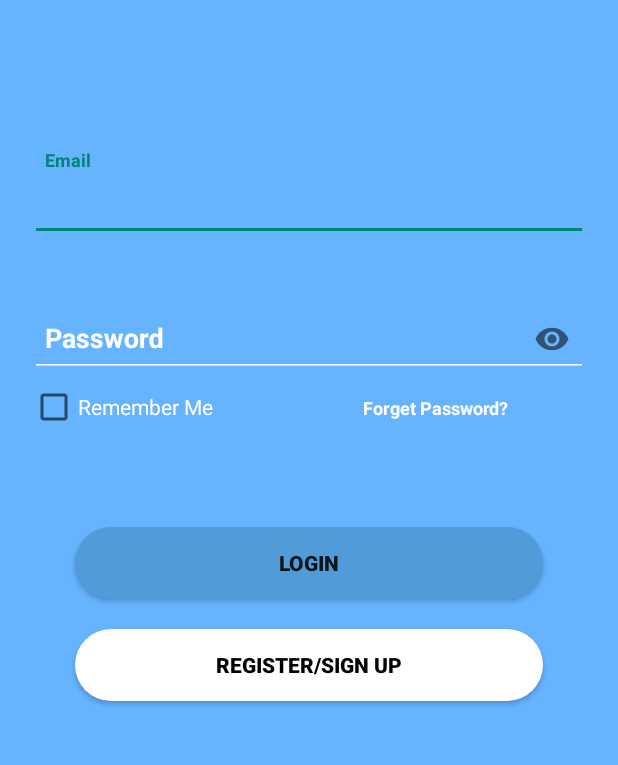
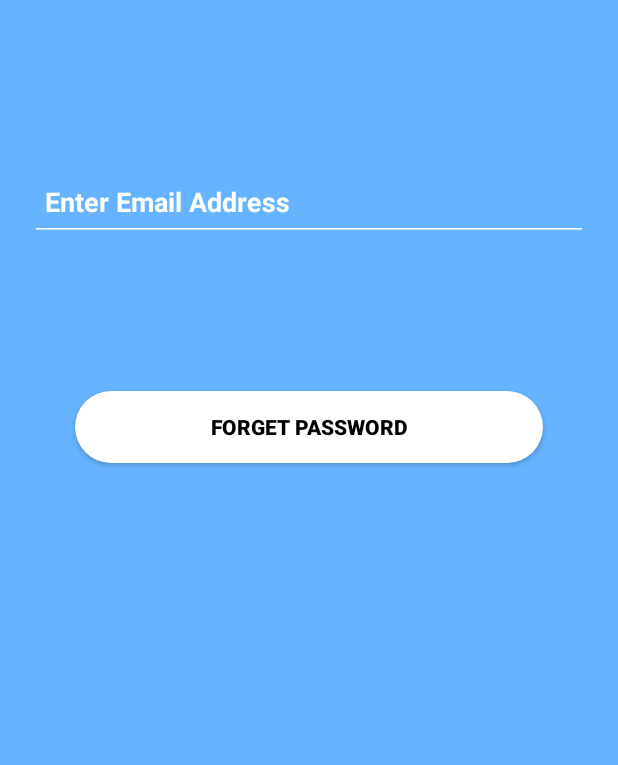
Before and after one commit to Karma8o1/FinalPrivate, an Android app: the screen it shows after launch (Log_sign), after a tap on "Forget Password?", on a phone screen of 412 x 824 dp, the part 225-990 px from its top. Run offline under Robolectric (Android 15) with nearby library versions, the phone set to English and light mode, and no system bars; our stand-ins replace Firebase (no records; nobody signed in at launch, a user with empty details on screens opened directly).

Commit message:
FINALIZING PROJECT

```diff
--- a/app/src/main/java/com/example/stc/Log_sign.java
+++ b/app/src/main/java/com/example/stc/Log_sign.java
@@ -24,14 +24,21 @@ public class Log_sign extends AppCompatActivity implements View.OnClickListener{
     private FirebaseAuth firebaseAuth;
     private ProgressDialog progressDialog;
     private Button signup;
-    private Button login;
+    private Button login,f_password;
     private TextView forget;
-    public CheckBox remember;
+    private CheckBox remember;
+    private EditText email,password,fmail;
+    private com.google.android.material.textfield.TextInputLayout pass,emails,fmails;
     @Override
     protected void onCreate(Bundle savedInstanceState) {
         super.onCreate(savedInstanceState);
         setContentView(R.layout.activity_log_sign);
         firebaseAuth = FirebaseAuth.getInstance();
+        email = (EditText)findViewById(R.id.username);
+        password = (EditText)findViewById(R.id.password);
+        pass = (com.google.android.material.textfield.TextInputLayout)findViewById(R.id.pass);
+        emails = (com.google.android.material.textfield.TextInputLayout)findViewById(R.id.user);
+        fmails = (com.google.android.material.textfield.TextInputLayout)findViewById(R.id.f_mail);
         signup = (Button)findViewById(R.id.signin);
         signup.setOnClickListener(this);
         login = (Button)findViewById(R.id.login);
@@ -39,7 +46,10 @@ public class Log_sign extends AppCompatActivity implements View.OnClickListener{
         forget = (TextView)findViewById(R.id.forget);
         forget.setOnClickListener(this);
         remember = (CheckBox)findViewById(R.id.remember);
+        fmail = (EditText)findViewById(R.id.fmail);
+        f_password = (Button)findViewById(R.id.f_pass);
         remember.setSelected(false);
+        f_password.setOnClickListener(this);
         progressDialog = new ProgressDialog(this);
     }
     public void signup()
@@ -57,8 +67,7 @@ public class Log_sign extends AppCompatActivity implements View.OnClickListener{
             finish();
         }
         else{
-        EditText email = (EditText)findViewById(R.id.username);
-        EditText password = (EditText)findViewById(R.id.password);
+
         String emails = email.getText().toString().toLowerCase().trim();
         String pass = password.getText().toString().trim();
         if (TextUtils.isEmpty(emails))
@@ -99,8 +108,17 @@ public class Log_sign extends AppCompatActivity implements View.OnClickListener{
         }
     }
     public void forget(){
-        Toast.makeText(this,"Enter Credentials",Toast.LENGTH_SHORT).show();
-
+        signup.setVisibility(signup.GONE);
+        login.setVisibility(login.GONE);
+        forget.setVisibility(forget.GONE);
+        email.setVisibility(email.GONE);
+        password.setVisibility(password.GONE);
+        pass.setVisibility(pass.GONE);
+        emails.setVisibility(emails.GONE);
+        remember.setVisibility(remember.GONE);
+        fmail.setVisibility(fmail.VISIBLE);
+        fmails.setVisibility(fmails.VISIBLE);
+        f_password.setVisibility(f_password.VISIBLE);
     }
     @Override
     public void onClick(View v) {
@@ -115,10 +133,32 @@ public class Log_sign extends AppCompatActivity implements View.OnClickListener{
             case R.id.forget:
                 forget();
                 break;
+            case R.id.f_pass:
+                Toast.makeText(getApplicationContext(),"Reset Code Sent",Toast.LENGTH_SHORT).show();
+                break;
             default:
                 Toast.makeText(getApplicationContext(),"Something is Wrong",Toast.LENGTH_LONG).show();
                 break;
         }
     }
 
+    @Override
+    public void onBackPressed() {
+        if(fmail.getVisibility()==View.VISIBLE)
+        {
+            signup.setVisibility(signup.VISIBLE);
+            login.setVisibility(login.VISIBLE);
+            forget.setVisibility(forget.VISIBLE);
+            pass.setVisibility(pass.VISIBLE);
+            email.setVisibility(email.VISIBLE);
+            emails.setVisibility(emails.VISIBLE);
+            password.setVisibility(password.VISIBLE);
+            remember.setVisibility(remember.VISIBLE);
+            fmail.setVisibility(fmail.GONE);
+            fmails.setVisibility(fmails.GONE);
+            f_password.setVisibility(f_password.GONE);
+        }
+        else
+        super.onBackPressed();
+    }
 }
--- a/app/src/main/res/layout/activity_log_sign.xml
+++ b/app/src/main/res/layout/activity_log_sign.xml
@@ -42,8 +42,36 @@
             android:autofillHints="false"
             android:backgroundTint="@color/white"
             />
+
     </com.google.android.material.textfield.TextInputLayout>
-
+    <com.google.android.material.textfield.TextInputLayout
+        android:layout_height="wrap_content"
+        android:layout_width="500sp"
+        android:layout_marginTop="100sp"
+        android:layout_below="@id/logo"
+        android:id="@+id/f_mail"
+        android:textColorHint="@color/white"
+        android:autofillHints="false"
+        >
+    <EditText
+        android:layout_width="match_parent"
+        android:layout_height="50sp"
+        android:id="@+id/fmail"
+        android:layout_below="@id/logo"
+        android:layout_marginTop="70sp"
+        android:layout_marginStart="20sp"
+        android:layout_marginEnd="20sp"
+        android:hint="Enter Email Address"
+        app:hintTextAppearance="@color/white"
+        android:paddingLeft="10sp"
+        android:textColorHint="@color/white"
+        android:inputType="textEmailAddress"
+        android:textStyle="bold"
+        android:autofillHints="false"
+        android:backgroundTint="@color/white"
+        android:visibility="gone"
+        />
+    </com.google.android.material.textfield.TextInputLayout>
     <com.google.android.material.textfield.TextInputLayout
         android:layout_height="wrap_content"
         android:layout_width="550sp"
@@ -115,6 +143,24 @@
         android:textSize="14sp"
         app:cornerRadius="50sp"
         />
+    <Button
+        android:layout_width="match_parent"
+        android:layout_height="wrap_content"
+        android:id="@+id/f_pass"
+        android:layout_below="@id/f_mail"
+        android:layout_marginTop="100sp"
+        android:gravity="center"
+        android:textColor="@color/black"
+        android:layout_marginStart="50sp"
+        android:layout_marginEnd="50sp"
+        android:text="FORGET PASSWORD"
+        android:visibility="gone"
+        android:backgroundTint="#ffffff"
+        android:background="@drawable/mybutton"
+        android:textStyle="bold"
+        android:textSize="14sp"
+        app:cornerRadius="50sp"
+        />
 
     <Button
         android:id="@+id/signin"
```
